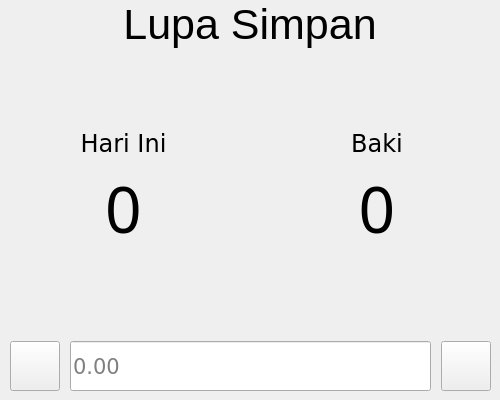
Old version of the form mainwindow.ui in the repository aidilrx04/LupaSimpan.
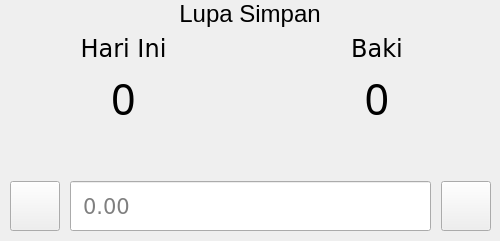
New version of the form. Icons and pictures are not drawn.

The edit to the form file:
```diff
--- a/mainwindow.ui
+++ b/mainwindow.ui
@@ -7,9 +7,15 @@
     <x>0</x>
     <y>0</y>
     <width>500</width>
-    <height>400</height>
+    <height>241</height>
    </rect>
   </property>
+  <property name="sizePolicy">
+   <sizepolicy hsizetype="Expanding" vsizetype="Expanding">
+    <horstretch>0</horstretch>
+    <verstretch>0</verstretch>
+   </sizepolicy>
+  </property>
   <property name="windowTitle">
    <string>LupaSimpan</string>
   </property>
@@ -23,18 +29,18 @@
       <x>0</x>
       <y>0</y>
       <width>501</width>
-      <height>401</height>
+      <height>241</height>
      </rect>
     </property>
     <layout class="QVBoxLayout" name="verticalLayout">
      <property name="sizeConstraint">
-      <enum>QLayout::SizeConstraint::SetMaximumSize</enum>
+      <enum>QLayout::SizeConstraint::SetDefaultConstraint</enum>
      </property>
      <item alignment="Qt::AlignmentFlag::AlignHCenter">
       <widget class="QLabel" name="mainTitle">
        <property name="font">
         <font>
-         <pointsize>32</pointsize>
+         <pointsize>18</pointsize>
         </font>
        </property>
        <property name="layoutDirection">
@@ -47,7 +53,7 @@
         <set>Qt::AlignmentFlag::AlignCenter</set>
        </property>
        <property name="margin">
-        <number>20</number>
+        <number>0</number>
        </property>
       </widget>
      </item>
@@ -90,7 +96,7 @@
            <property name="font">
             <font>
              <family>Cascadia Code</family>
-             <pointsize>48</pointsize>
+             <pointsize>32</pointsize>
             </font>
            </property>
            <property name="text">
@@ -123,12 +129,42 @@
          </item>
          <item>
           <widget class="QLabel" name="hariIniLabel">
+           <property name="palette">
+            <palette>
+             <active>
+              <colorrole role="WindowText">
+               <brush brushstyle="SolidPattern">
+                <color alpha="255">
+                 <red>0</red>
+                 <green>0</green>
+                 <blue>0</blue>
+                </color>
+               </brush>
+              </colorrole>
+             </active>
+             <inactive>
+              <colorrole role="WindowText">
+               <brush brushstyle="SolidPattern">
+                <color alpha="255">
+                 <red>0</red>
+                 <green>0</green>
+                 <blue>0</blue>
+                </color>
+               </brush>
+              </colorrole>
+             </inactive>
+             <disabled/>
+            </palette>
+           </property>
            <property name="font">
             <font>
              <family>Cascadia Mono</family>
-             <pointsize>48</pointsize>
+             <pointsize>32</pointsize>
             </font>
            </property>
+           <property name="autoFillBackground">
+            <bool>false</bool>
+           </property>
            <property name="text">
             <string>0</string>
            </property>
@@ -146,10 +182,13 @@
        <property name="orientation">
         <enum>Qt::Orientation::Vertical</enum>
        </property>
+       <property name="sizeType">
+        <enum>QSizePolicy::Policy::Maximum</enum>
+       </property>
        <property name="sizeHint" stdset="0">
         <size>
          <width>20</width>
-         <height>40</height>
+         <height>80</height>
         </size>
        </property>
       </spacer>
@@ -223,7 +262,10 @@
           </font>
          </property>
          <property name="styleSheet">
-          <string>0</string>
+          <string notr="true">padding-left: 10px;
+padding-right: 10px;
+
+</string>
          </property>
          <property name="placeholderText">
           <string>0.00</string>
```
